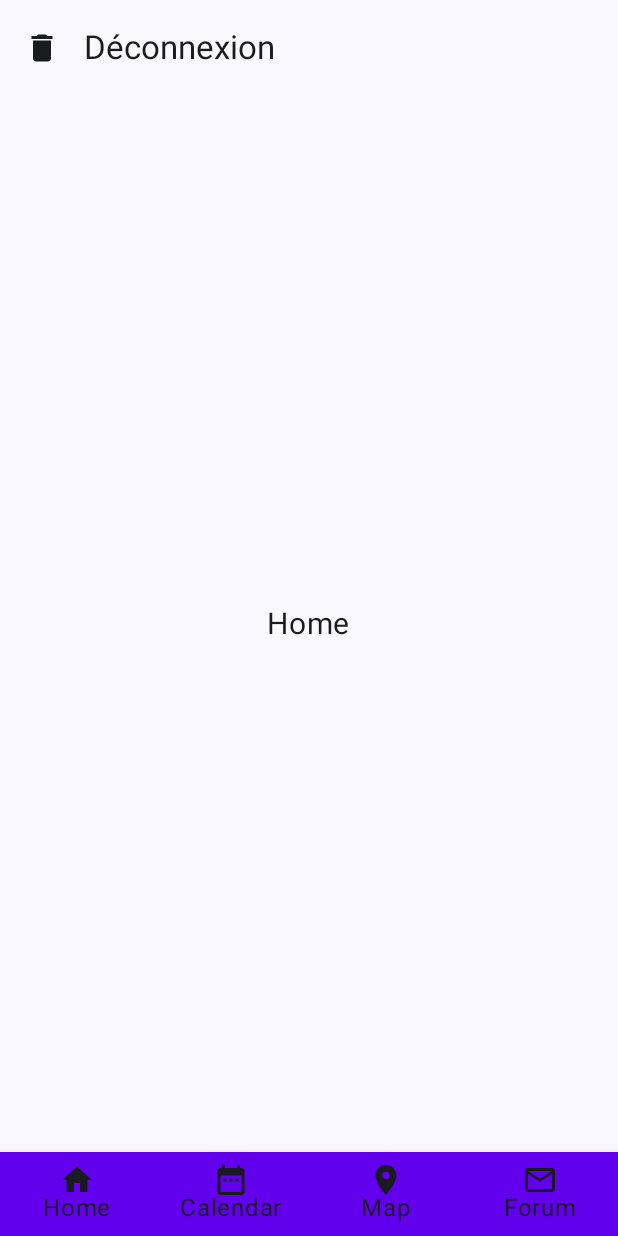
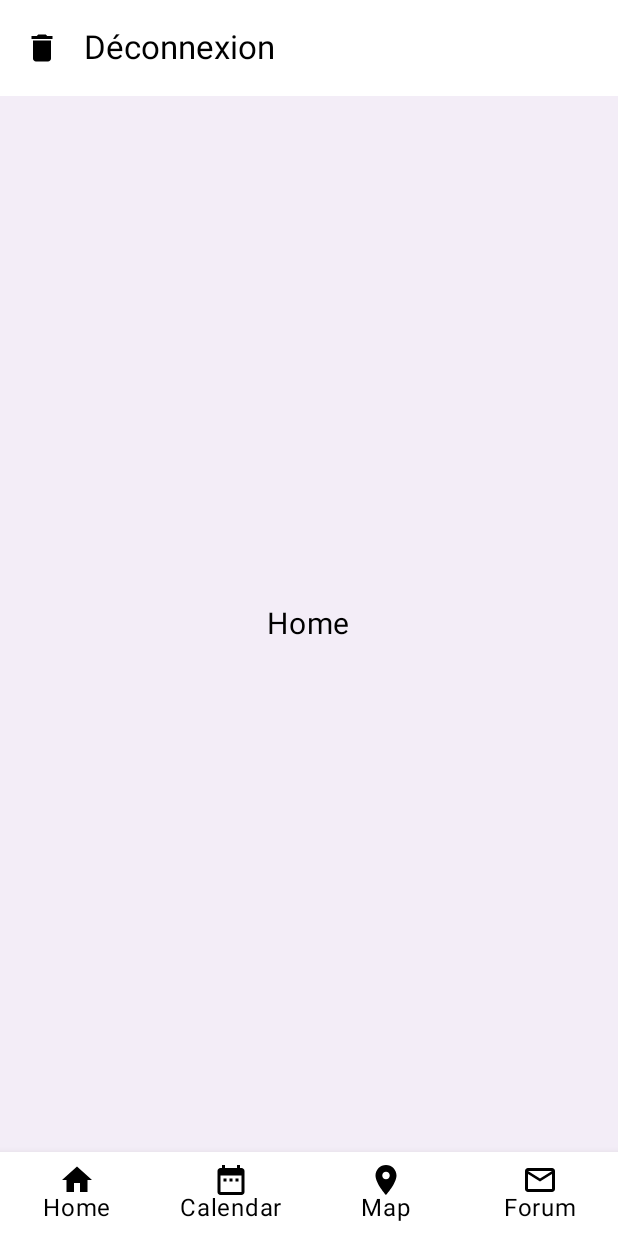
Before and after one commit to ValentineGilles/SagLife, an Android app built with Jetpack Compose: the screen it shows after launch (MainActivity), after a tap on "Se connecter", on a phone screen of 412 x 824 dp. Run offline under Robolectric (Android 15) with nearby library versions, the phone set to English and light mode, and no system bars; libraries missing offline, so code that uses them is left out: com.google.android.gms.

Commit message:
Modification Theme

```diff
--- a/app/build.gradle
+++ b/app/build.gradle
@@ -74,6 +74,7 @@ dependencies {
     implementation platform('androidx.compose:compose-bom:2023.10.01')
     implementation platform('androidx.compose:compose-bom:2023.10.01')
     implementation platform('androidx.compose:compose-bom:2023.10.01')
+    implementation 'com.google.android.gms:play-services-wallet:19.2.1'
     testImplementation 'junit:junit:4.13.2'
     androidTestImplementation 'androidx.test.ext:junit:1.1.5'
     androidTestImplementation 'androidx.test.espresso:espresso-core:3.5.1'
--- a/app/src/main/AndroidManifest.xml
+++ b/app/src/main/AndroidManifest.xml
@@ -9,7 +9,6 @@
             android:icon="@mipmap/ic_saglife_launcher"
             android:label="@string/app_name"
             android:supportsRtl="true"
-            android:theme="@style/Theme.SagLife"
             android:enableOnBackInvokedCallback="true"
             tools:targetApi="tiramisu">
         <activity
--- a/app/src/main/java/com/example/saglife/MainActivity.kt
+++ b/app/src/main/java/com/example/saglife/MainActivity.kt
@@ -1,6 +1,8 @@
     package com.example.saglife
 
     import Routes
+    import android.content.res.Configuration
+    import android.os.Build
     import com.example.saglife.screen.CalendarScreen
     import com.example.saglife.screen.ForumScreen
     import com.example.saglife.screen.HomeScreen
@@ -9,6 +11,7 @@
     import android.view.View
     import androidx.activity.compose.setContent
     import androidx.activity.ComponentActivity
+    import androidx.annotation.RequiresApi
     import androidx.compose.foundation.layout.padding
     import androidx.compose.material3.ExperimentalMaterial3Api
     import androidx.compose.material3.Scaffold
@@ -18,6 +21,7 @@
     import androidx.compose.runtime.remember
     import androidx.compose.runtime.setValue
     import androidx.compose.ui.Modifier
+    import androidx.compose.ui.tooling.preview.Preview
     import androidx.navigation.NavHostController
     import androidx.navigation.compose.NavHost
     import androidx.navigation.compose.composable
@@ -30,8 +34,10 @@
 
 
     class MainActivity : ComponentActivity() {
+        @RequiresApi(Build.VERSION_CODES.M)
         override fun onCreate(savedInstanceState: Bundle?) {
             super.onCreate(savedInstanceState)
+            actionBar?.hide();
             setContent {
                 SagLifeTheme {
                     val navController = rememberNavController()
--- a/app/src/main/java/com/example/saglife/component/BottomNavigationBar.kt
+++ b/app/src/main/java/com/example/saglife/component/BottomNavigationBar.kt
@@ -1,6 +1,7 @@
 package com.example.saglife.component
 
 import android.os.Bundle
+import android.text.style.BackgroundColorSpan
 import androidx.activity.ComponentActivity
 import androidx.activity.compose.setContent
 import androidx.compose.foundation.layout.fillMaxSize
@@ -25,7 +26,8 @@ fun BottomNavigationBar(
     selectedItem: Int,
     onItemSelected: (Int) -> Unit
 ) {
-    BottomNavigation {
+    val colors = MaterialTheme.colorScheme
+    BottomNavigation(backgroundColor = colors.surface) {
 
         BottomNavigationItem(
             selected = selectedItem == 0,
--- a/app/src/main/java/com/example/saglife/component/CustomTopAppBar.kt
+++ b/app/src/main/java/com/example/saglife/component/CustomTopAppBar.kt
@@ -1,17 +1,21 @@
 package com.example.saglife
+import androidx.compose.foundation.background
 import androidx.compose.material.icons.Icons
 import androidx.compose.material.icons.filled.Delete
 import androidx.compose.material3.ExperimentalMaterial3Api
 import androidx.compose.material3.Icon
 import androidx.compose.material3.IconButton
+import androidx.compose.material3.MaterialTheme
 import androidx.compose.material3.Text
 import androidx.compose.material3.TopAppBar
 import androidx.compose.runtime.Composable
+import androidx.compose.ui.Modifier
 import androidx.navigation.NavHostController
 
 @OptIn(ExperimentalMaterial3Api::class)
 @Composable
 fun CustomTopAppBar(navController: NavHostController, title: String, showBackIcon: Boolean) {
+    val colors = MaterialTheme.colorScheme
     TopAppBar(
         title = {
             Text(text = title)
--- a/app/src/main/java/com/example/saglife/screen/LoginScreen.kt
+++ b/app/src/main/java/com/example/saglife/screen/LoginScreen.kt
@@ -12,7 +12,9 @@ import androidx.compose.foundation.layout.padding
 import androidx.compose.foundation.layout.width
 import androidx.compose.foundation.text.ClickableText
 import androidx.compose.foundation.text.KeyboardOptions
+import androidx.compose.material.MaterialTheme.colors
 import androidx.compose.material3.Button
+import androidx.compose.material3.ColorScheme
 import androidx.compose.material3.ExperimentalMaterial3Api
 import androidx.compose.material3.Text
 import androidx.compose.material3.TextField
@@ -36,6 +38,7 @@ import androidx.compose.ui.unit.dp
 import androidx.compose.ui.unit.sp
 import androidx.navigation.NavHostController
 import com.example.saglife.R
+import com.google.android.gms.wallet.button.ButtonConstants
 
 
 @OptIn(ExperimentalMaterial3Api::class)
--- a/app/src/main/java/com/example/saglife/ui/theme/Color.kt
+++ b/app/src/main/java/com/example/saglife/ui/theme/Color.kt
@@ -2,10 +2,10 @@ package com.example.saglife.ui.theme
 
 import androidx.compose.ui.graphics.Color
 
-val Purple80 = Color(0xFFD0BCFF)
-val PurpleGrey80 = Color(0xFFCCC2DC)
+val Purple80 = Color(0xFFBCD2FF)
+val PurpleGrey80 = Color(0xFF671CE0)
 val Pink80 = Color(0xFFEFB8C8)
 
-val Purple40 = Color(0xFF6650a4)
+val Purple40 = Color(0xFF6750A4)
 val PurpleGrey40 = Color(0xFF625b71)
 val Pink40 = Color(0xFF7D5260)
--- a/app/src/main/java/com/example/saglife/ui/theme/Theme.kt
+++ b/app/src/main/java/com/example/saglife/ui/theme/Theme.kt
@@ -4,6 +4,7 @@ import android.app.Activity
 import android.os.Build
 import androidx.compose.foundation.isSystemInDarkTheme
 import androidx.compose.material3.MaterialTheme
+import androidx.compose.material3.MaterialTheme.colorScheme
 import androidx.compose.material3.darkColorScheme
 import androidx.compose.material3.dynamicDarkColorScheme
 import androidx.compose.material3.dynamicLightColorScheme
@@ -14,25 +15,31 @@ import androidx.compose.ui.graphics.Color
 import androidx.compose.ui.graphics.toArgb
 import androidx.compose.ui.platform.LocalContext
 import androidx.compose.ui.platform.LocalView
-import androidx.core.view.WindowCompat
+import androidx.core.view.ViewCompat
+
+
 
 private val DarkColorScheme = darkColorScheme(
-    primary = Purple80,
+    primary = Purple40,
     secondary = PurpleGrey80,
     tertiary = Pink80
 )
 
 private val LightColorScheme = lightColorScheme(
     primary = Purple40,
-    secondary = PurpleGrey40,
-    tertiary = Pink40,
+    onPrimary = Color.Black,
+
+    secondary = Color.Gray,
+    onSecondary = Color.Black,
+
+    tertiary = Color.Blue,
+    onTertiary = Color.Black,
+
     background = Color(0xFFF3EDF7),
-    surface = Color(0xFFFFFBFE),
-    onPrimary = Color.White,
-    onSecondary = Color.White,
-    onTertiary = Color.White,
     onBackground = Color(0xFF000000),
-    onSurface = Color(0xFFFFFFFF),
+
+    surface = Color.White,
+    onSurface = Color.Black,
 
 )
 
@@ -40,7 +47,7 @@ private val LightColorScheme = lightColorScheme(
 fun SagLifeTheme(
     darkTheme: Boolean = isSystemInDarkTheme(),
     // Dynamic color is available on Android 12+
-    dynamicColor: Boolean = true,
+    dynamicColor: Boolean = false,
     content: @Composable () -> Unit
 ) {
     val colorScheme = when {
@@ -48,16 +55,14 @@ fun SagLifeTheme(
             val context = LocalContext.current
             if (darkTheme) dynamicDarkColorScheme(context) else dynamicLightColorScheme(context)
         }
-
         darkTheme -> DarkColorScheme
         else -> LightColorScheme
     }
     val view = LocalView.current
     if (!view.isInEditMode) {
         SideEffect {
-            val window = (view.context as Activity).window
-            window.statusBarColor = colorScheme.primary.toArgb()
-            WindowCompat.getInsetsController(window, view).isAppearanceLightStatusBars = darkTheme
+            (view.context as Activity).window.statusBarColor = colorScheme.onSurface.toArgb()
+            ViewCompat.getWindowInsetsController(view)?.isAppearanceLightStatusBars = darkTheme
         }
     }
 
--- a/app/src/main/java/com/example/saglife/ui/theme/Type.kt
+++ b/app/src/main/java/com/example/saglife/ui/theme/Type.kt
@@ -14,8 +14,7 @@ val Typography = Typography(
         fontSize = 16.sp,
         lineHeight = 24.sp,
         letterSpacing = 0.5.sp
-    )
-    /* Other default text styles to override
+    ),
     titleLarge = TextStyle(
         fontFamily = FontFamily.Default,
         fontWeight = FontWeight.Normal,
@@ -30,5 +29,4 @@ val Typography = Typography(
         lineHeight = 16.sp,
         letterSpacing = 0.5.sp
     )
-    */
 )
--- a/app/src/main/res/values-night/themes.xml
+++ /dev/null
@@ -1,16 +0,0 @@
-<resources xmlns:tools="http://schemas.android.com/tools">
-    <!-- Base application theme. -->
-    <style name="Theme.SagLife" parent="Theme.MaterialComponents.DayNight.DarkActionBar">
-        <!-- Primary brand color. -->
-        <item name="colorPrimary">@color/purple_200</item>
-        <item name="colorPrimaryVariant">@color/purple_700</item>
-        <item name="colorOnPrimary">@color/black</item>
-        <!-- Secondary brand color. -->
-        <item name="colorSecondary">@color/teal_200</item>
-        <item name="colorSecondaryVariant">@color/teal_200</item>
-        <item name="colorOnSecondary">@color/black</item>
-        <!-- Status bar color. -->
-        <item name="android:statusBarColor">?attr/colorPrimaryVariant</item>
-        <!-- Customize your theme here. -->
-    </style>
-</resources>
--- a/app/src/main/res/values/colors.xml
+++ /dev/null
@@ -1,11 +0,0 @@
-<?xml version="1.0" encoding="utf-8"?>
-<resources>
-    <color name="purple_200">#FFBB86FC</color>
-    <color name="purple_500">#FF6200EE</color>
-    <color name="purple_700">#FF3700B3</color>
-    <color name="teal_200">#FF03DAC5</color>
-    <color name="teal_700">#FF018786</color>
-    <color name="black">#FF000000</color>
-    <color name="white">#FFFFFFFF</color>
-    <color name="purple_675">#6750A4</color>
-</resources>
--- a/app/src/main/res/values/themes.xml
+++ /dev/null
@@ -1,16 +0,0 @@
-<resources xmlns:tools="http://schemas.android.com/tools">
-    <!-- Base application theme. -->
-    <style name="Theme.SagLife" parent="Theme.MaterialComponents.DayNight.DarkActionBar">
-        <!-- Primary brand color. -->
-        <item name="colorPrimary">@color/purple_500</item>
-        <item name="colorPrimaryVariant">@color/purple_700</item>
-        <item name="colorOnPrimary">@color/white</item>
-        <!-- Secondary brand color. -->
-        <item name="colorSecondary">@color/teal_200</item>
-        <item name="colorSecondaryVariant">@color/teal_700</item>
-        <item name="colorOnSecondary">@color/black</item>
-        <!-- Status bar color. -->
-        <item name="android:statusBarColor">?attr/colorPrimaryVariant</item>
-        <!-- Customize your theme here. -->
-    </style>
-</resources>
```
